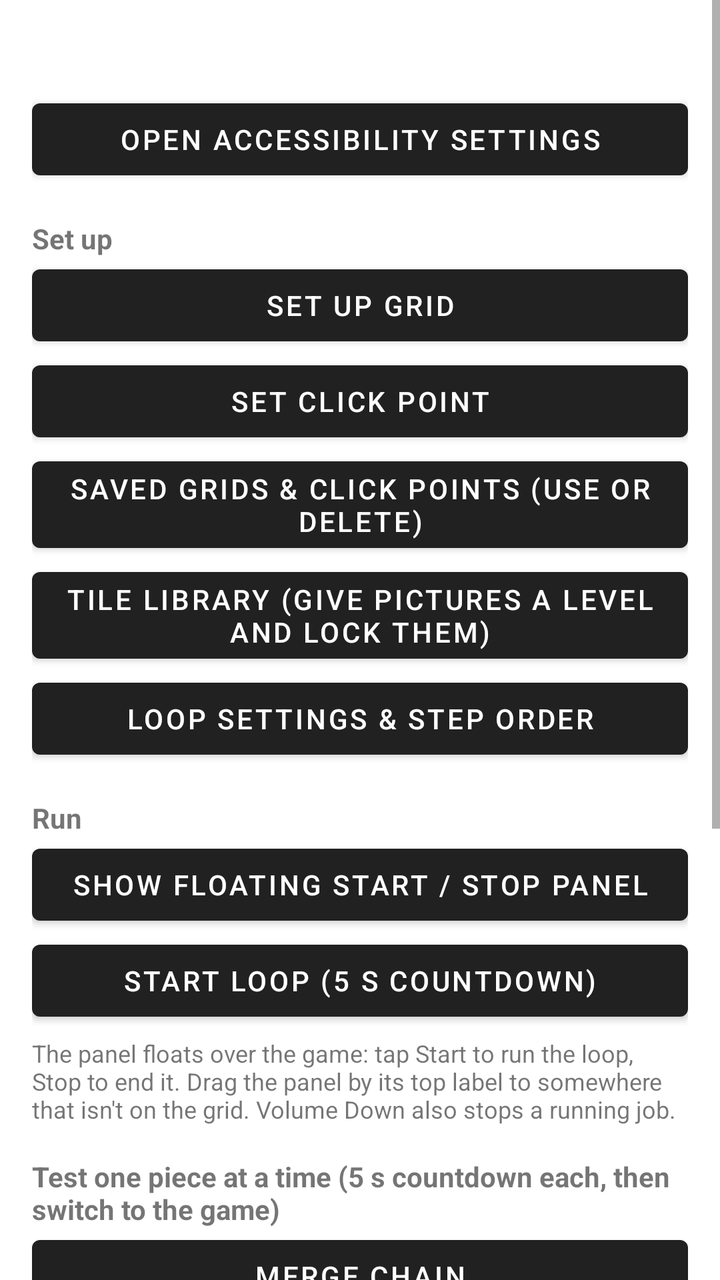
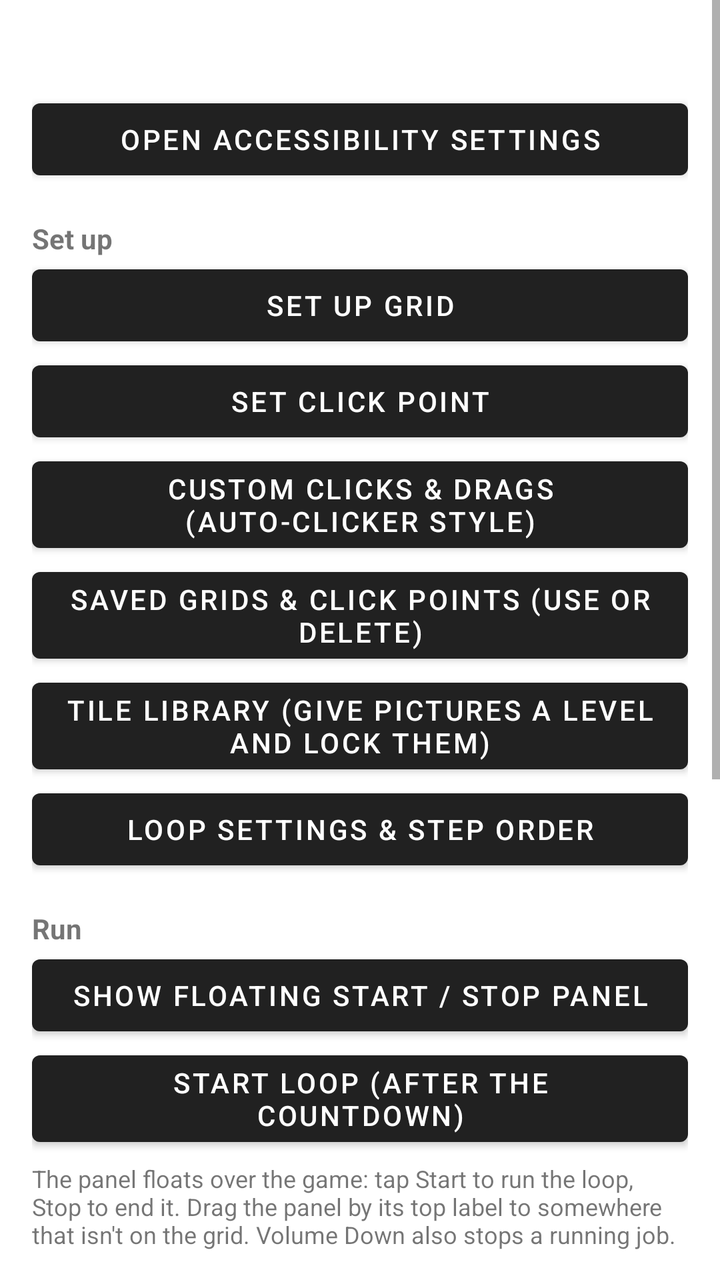

Two renders of the same Android screen: before a commit and after it. Below are the layout's source before the change and the commit's diff.
<!-- AndroidManifest.xml: application theme Theme.MyApp -->
<!-- res/layout/activity_main.xml -->
<?xml version="1.0" encoding="utf-8"?>
<ScrollView xmlns:android="http://schemas.android.com/apk/res/android"
    android:layout_width="match_parent"
    android:layout_height="match_parent">

    <LinearLayout
        android:layout_width="match_parent"
        android:layout_height="wrap_content"
        android:orientation="vertical"
        android:padding="16dp">

        <TextView
            android:id="@+id/statusText"
            android:layout_width="match_parent"
            android:layout_height="wrap_content"
            android:textSize="16sp"
            android:paddingBottom="8dp" />

        <Button
            android:id="@+id/btnEnableService"
            android:layout_width="match_parent"
            android:layout_height="wrap_content"
            android:text="Open Accessibility Settings" />

        <TextView
            android:layout_width="match_parent"
            android:layout_height="wrap_content"
            android:paddingTop="16dp"
            android:text="Set up"
            android:textStyle="bold" />

        <Button
            android:id="@+id/btnSetupGrid"
            android:layout_width="match_parent"
            android:layout_height="wrap_content"
            android:text="Set Up Grid" />

        <Button
            android:id="@+id/btnSetClickPoint"
            android:layout_width="match_parent"
            android:layout_height="wrap_content"
            android:text="Set Click Point" />

        <Button
            android:id="@+id/btnManage"
            android:layout_width="match_parent"
            android:layout_height="wrap_content"
            android:text="Saved Grids &amp; Click Points (use or delete)" />

        <Button
            android:id="@+id/btnLibrary"
            android:layout_width="match_parent"
            android:layout_height="wrap_content"
            android:text="Tile Library (give pictures a level and lock them)" />

        <Button
            android:id="@+id/btnSettings"
            android:layout_width="match_parent"
            android:layout_height="wrap_content"
            android:text="Loop Settings &amp; Step Order" />

        <TextView
            android:layout_width="match_parent"
            android:layout_height="wrap_content"
            android:paddingTop="16dp"
            android:text="Run"
            android:textStyle="bold" />

        <Button
            android:id="@+id/btnShowPanel"
            android:layout_width="match_parent"
            android:layout_height="wrap_content"
            android:text="Show Floating Start / Stop Panel" />

        <Button
            android:id="@+id/btnStartLoop"
            android:layout_width="match_parent"
            android:layout_height="wrap_content"
            android:text="Start Loop (5 s countdown)" />

        <TextView
            android:layout_width="match_parent"
            android:layout_height="wrap_content"
            android:paddingTop="4dp"
            android:textSize="12sp"
            android:text="The panel floats over the game: tap Start to run the loop, Stop to end it. Drag the panel by its top label to somewhere that isn't on the grid. Volume Down also stops a running job." />

        <TextView
            android:layout_width="match_parent"
            android:layout_height="wrap_content"
            android:paddingTop="16dp"
            android:text="Test one piece at a time (5 s countdown each, then switch to the game)"
            android:textStyle="bold" />

        <Button
            android:id="@+id/btnMerge"
            android:layout_width="match_parent"
            android:layout_height="wrap_content"
            android:text="Merge Chain" />

        <Button
            android:id="@+id/btnSort"
            android:layout_width="match_parent"
            android:layout_height="wrap_content"
            android:text="Sort Board" />

        <Button
            android:id="@+id/btnHoldSummon"
            android:layout_width="match_parent"
            android:layout_height="wrap_content"
            android:text="Hold Summon Until Grid Full" />

        <Button
            android:id="@+id/btnTestTap"
            android:layout_width="match_parent"
            android:layout_height="wrap_content"
            android:text="Test Tap on the Summon Point" />

        <Button
            android:id="@+id/btnReadGrid"
            android:layout_width="match_parent"
            android:layout_height="wrap_content"
            android:text="Read Grid Numbers" />

        <Button
            android:id="@+id/btnViewResult"
            android:layout_width="match_parent"
            android:layout_height="wrap_content"
            android:text="View Last Result" />

        <TextView
            android:layout_width="match_parent"
            android:layout_height="wrap_content"
            android:paddingTop="12dp"
            android:textSize="12sp"
            android:text="Only tiles read confidently (green in View Last Result) are used for merging and sorting; unsure and unreadable tiles are left alone. Sort and Merge can be set to preview only in Loop Settings." />

    </LinearLayout>
</ScrollView>
<!-- resources referenced by this layout -->
<resources>
  <style name="Theme.MyApp" parent="Theme.MaterialComponents.DayNight.DarkActionBar" />
</resources>

<!-- the commit's change to res/layout/activity_main.xml (unified diff, before → after) -->
@@ -42,6 +42,12 @@
             android:text="Set Click Point" />
 
         <Button
+            android:id="@+id/btnActions"
+            android:layout_width="match_parent"
+            android:layout_height="wrap_content"
+            android:text="Custom Clicks &amp; Drags (auto-clicker style)" />
+
+        <Button
             android:id="@+id/btnManage"
             android:layout_width="match_parent"
             android:layout_height="wrap_content"
@@ -76,7 +82,7 @@
             android:id="@+id/btnStartLoop"
             android:layout_width="match_parent"
             android:layout_height="wrap_content"
-            android:text="Start Loop (5 s countdown)" />
+            android:text="Start Loop (after the countdown)" />
 
         <TextView
             android:layout_width="match_parent"
@@ -89,7 +95,7 @@
             android:layout_width="match_parent"
             android:layout_height="wrap_content"
             android:paddingTop="16dp"
-            android:text="Test one piece at a time (5 s countdown each, then switch to the game)"
+            android:text="Test one piece at a time (a countdown first, set in Loop Settings, then switch to the game)"
             android:textStyle="bold" />
 
         <Button
